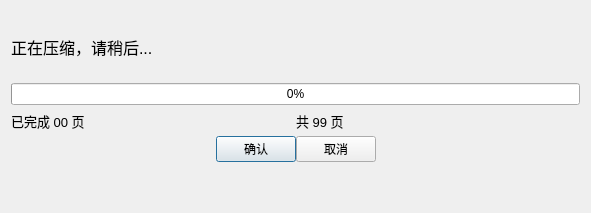
This is ui/proccessDialog.ui in jimmy-moqin/compressTools as Qt 5 draws it before an edit. The edited form follows.
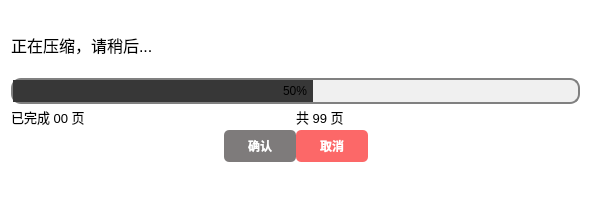
This is the edited form.

What changed in the file:
```diff
--- a/ui/proccessDialog.ui
+++ b/ui/proccessDialog.ui
@@ -13,6 +13,25 @@
   <property name="windowTitle">
    <string>正在压缩...</string>
   </property>
+  <property name="styleSheet">
+   <string notr="true">#Dialog{
+	background-color: rgb(255, 255, 255);
+border-radius:10px;		
+}
+.Widget{
+	border-radius:10px;	
+}
+.QPushButton{
+	border:none;
+	border-radius:5px;
+	width:72px;
+	height:32px;
+	background-color: rgb(126, 123, 123);
+	color:rgb(255, 255, 255);
+	font-family:&quot;黑体&quot;;
+	font-weight:bold;
+}</string>
+  </property>
   <layout class="QVBoxLayout" name="verticalLayout">
    <property name="spacing">
     <number>0</number>
@@ -64,8 +83,22 @@
    </item>
    <item>
     <widget class="QProgressBar" name="pb">
+     <property name="styleSheet">
+      <string notr="true">QProgressBar {
+    border: 2px solid grey;
+    border-radius: 10px;
+    background-color: #f0f0f0;
+    text-align: center;
+	color:#ffffff #000000;
+}
+
+QProgressBar::chunk {
+    background-color: #373737;
+    width: 20px;
+}</string>
+     </property>
      <property name="value">
-      <number>0</number>
+      <number>50</number>
      </property>
     </widget>
    </item>
@@ -119,6 +152,11 @@
      </item>
      <item>
       <widget class="QPushButton" name="okBtn">
+       <property name="styleSheet">
+        <string notr="true">#okBtn:hover{
+	background-color: rgb(39, 39, 39);
+}</string>
+       </property>
        <property name="text">
         <string>确认</string>
        </property>
@@ -126,6 +164,14 @@
      </item>
      <item>
       <widget class="QPushButton" name="cancelBtn">
+       <property name="styleSheet">
+        <string notr="true">#cancelBtn{
+	background-color: rgb(252, 104, 104);
+}
+#cancelBtn:hover{
+	background-color: rgb(255, 0, 0);
+}</string>
+       </property>
        <property name="text">
         <string>取消</string>
        </property>
```
